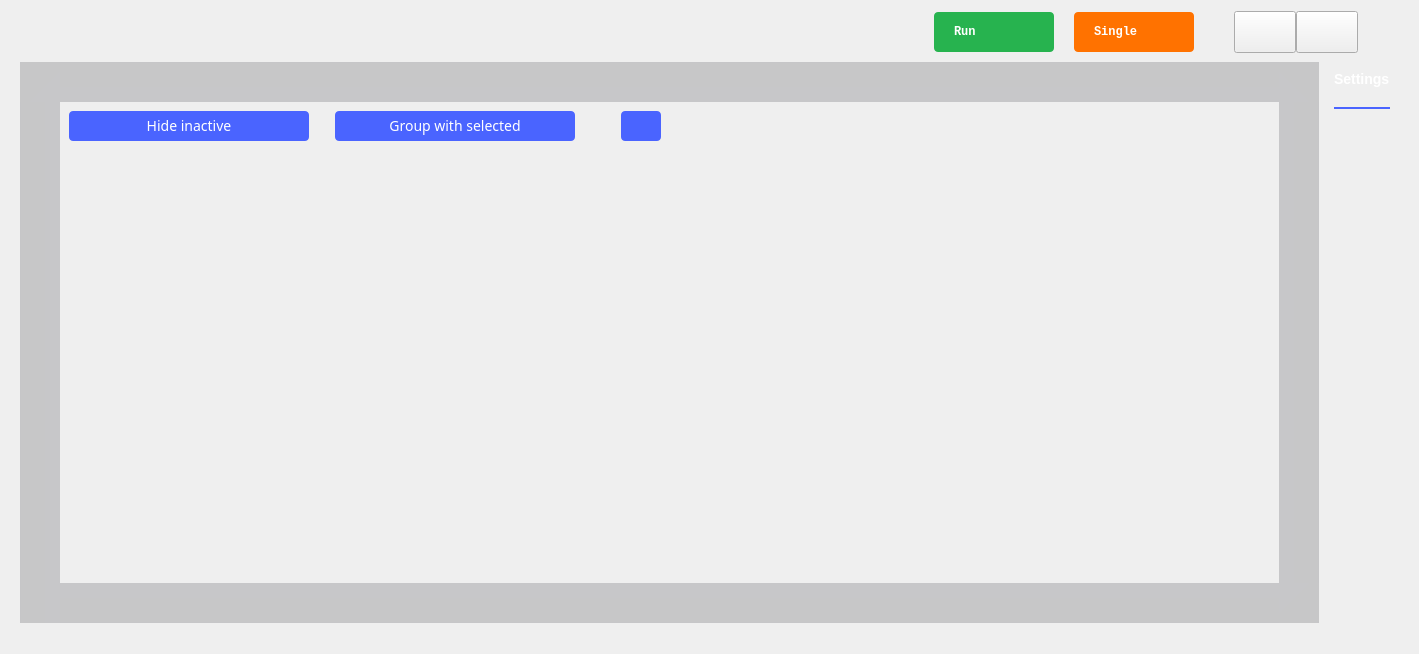
Before: the Qt Designer form ui/logic_analyzer.ui in analogdevicesinc/scopy, drawn with Qt 5.
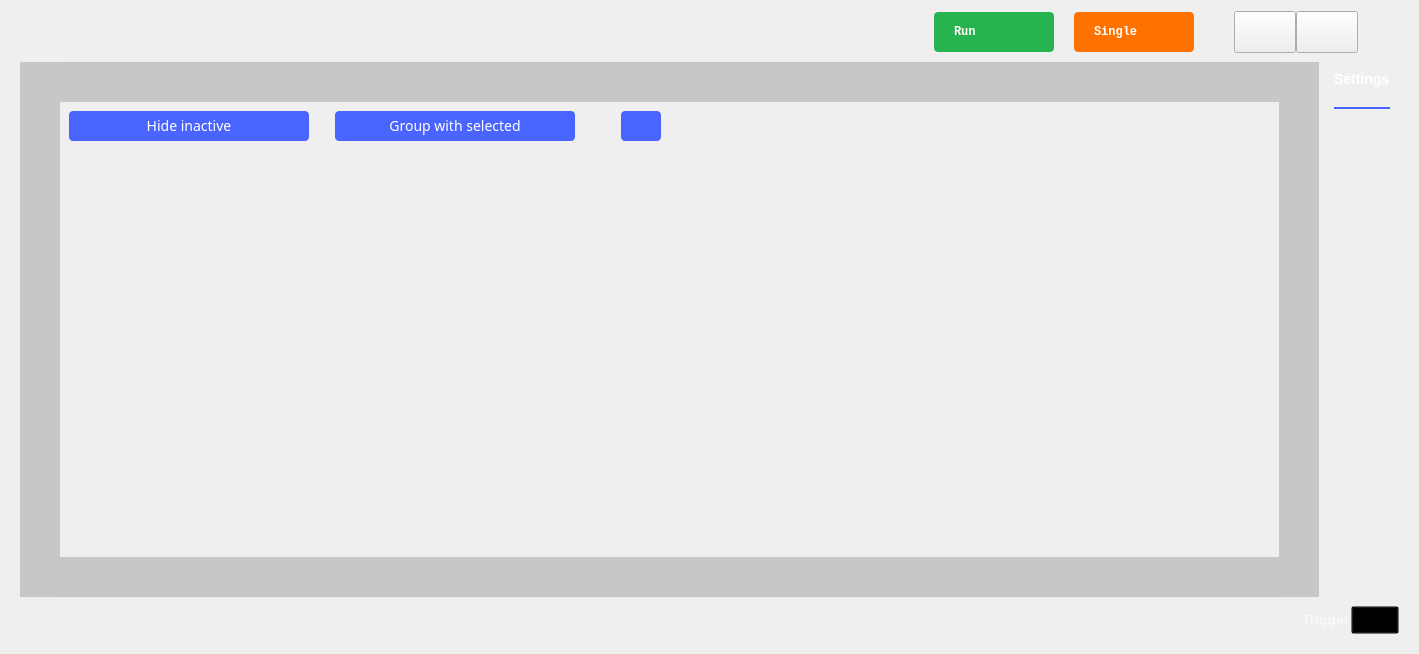
After: the same form once the commit is applied. Icons and pictures are not drawn. Custom widgets are drawn as their Qt base class.

Commit message:
Logic Analyzer: Change some trigger related items.
-Change the trigger button that opens the right menu;
-When the external trigger is enabled, disable any trigger from the 16
digital pins;

Diff of the .ui file:
```diff
--- a/ui/logic_analyzer.ui
+++ b/ui/logic_analyzer.ui
@@ -1656,6 +1656,15 @@
    </item>
    <item>
     <layout class="QHBoxLayout" name="horizontalLayout_6">
+     <property name="topMargin">
+      <number>9</number>
+     </property>
+     <property name="rightMargin">
+      <number>9</number>
+     </property>
+     <property name="bottomMargin">
+      <number>9</number>
+     </property>
      <item>
       <spacer name="horizontalSpacer_5">
        <property name="orientation">
@@ -1670,10 +1679,57 @@
       </spacer>
      </item>
      <item>
-      <layout class="QHBoxLayout" name="cursor_settings"/>
+      <spacer name="horizontalSpacer_14">
+       <property name="orientation">
+        <enum>Qt::Horizontal</enum>
+       </property>
+       <property name="sizeType">
+        <enum>QSizePolicy::Fixed</enum>
+       </property>
+       <property name="sizeHint" stdset="0">
+        <size>
+         <width>12</width>
+         <height>20</height>
+        </size>
+       </property>
+      </spacer>
      </item>
      <item>
-      <layout class="QHBoxLayout" name="trigger_settings"/>
+      <widget class="QLabel" name="label_2">
+       <property name="styleSheet">
+        <string notr="true">QLabel {
+  font-size: 14px;
+  font-weight: bold;
+  font-family: &quot;monospace&quot;;
+  color: rgba(255, 255, 255, 153);
+}</string>
+       </property>
+       <property name="text">
+        <string>Trigger</string>
+       </property>
+      </widget>
+     </item>
+     <item>
+      <widget class="QPushButton" name="btnTrigger">
+       <property name="styleSheet">
+        <string notr="true">QPushButton {
+  width: 40px;
+  height: 20px;
+  background-color: transparent;
+}
+QPushButton:pressed { border-image: url(:/icons/setup_btn_checked.svg); }
+QPushButton:!pressed { border-image: url(:/icons/setup_btn_unchecked.svg); }
+QPushButton:hover:!pressed:!checked { border-image: url(:/icons/setup_btn_hover.svg); }
+QPushButton:checked { border-image: url(:/icons/setup_btn_checked.svg); }
+</string>
+       </property>
+       <property name="text">
+        <string/>
+       </property>
+       <property name="checkable">
+        <bool>true</bool>
+       </property>
+      </widget>
      </item>
     </layout>
    </item>
```
The commit also changes 4 other files.
